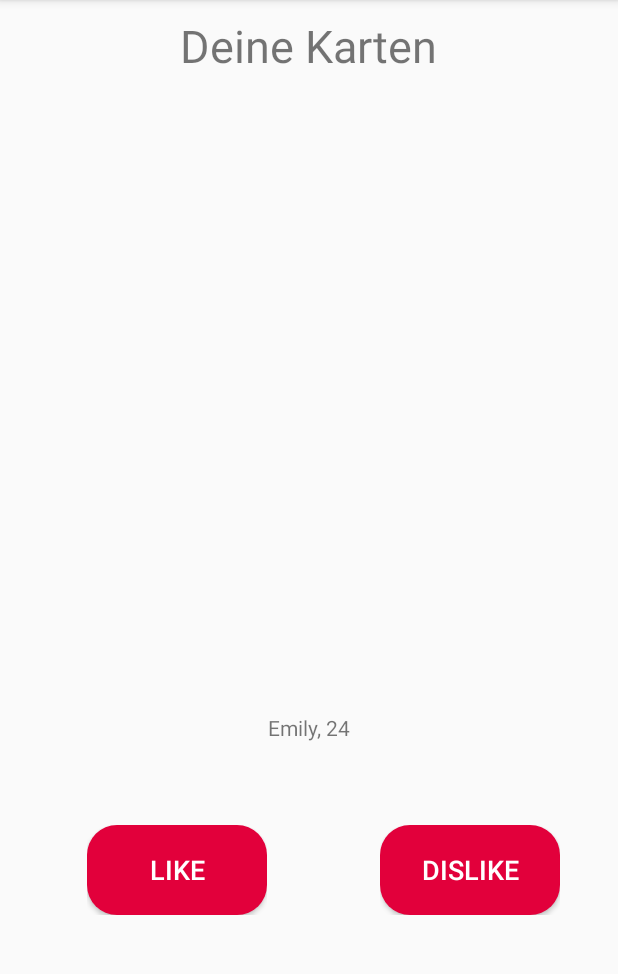
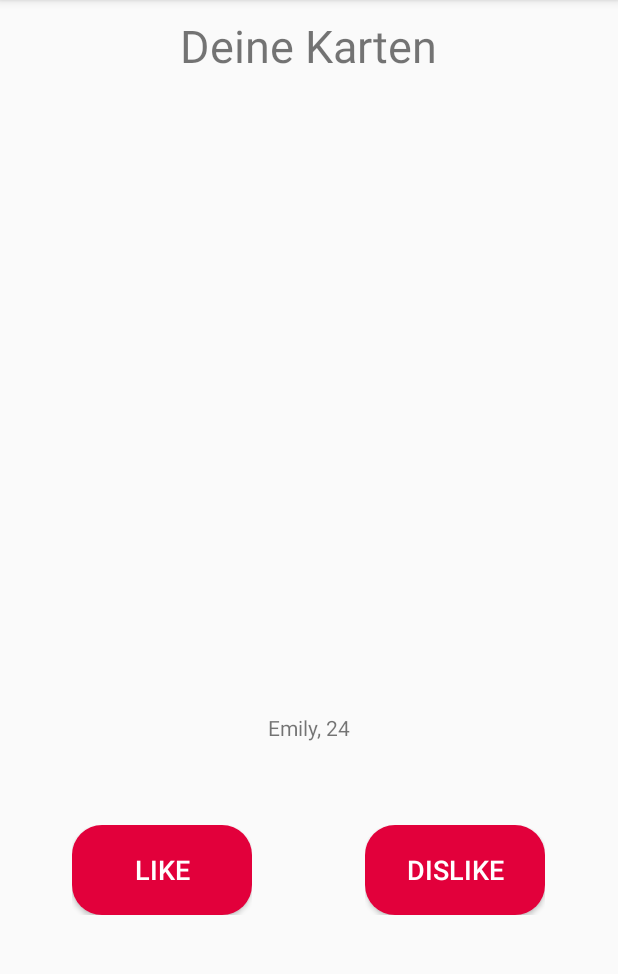
Before and after one commit to IsarDude/SWE_2020, an Android app: the CardsFragment screen opened directly, with no data from a screen before it, on a phone screen of 412 x 824 dp, the part 84-1058 px from its top. Run offline under Robolectric (Android 15) with nearby library versions, the phone set to English and light mode, and no system bars.

Commit message:
Like/Dislike Buttons in der xml verschoben -> mit margins

```diff
--- a/app/src/main/res/layout/fragment_cards.xml
+++ b/app/src/main/res/layout/fragment_cards.xml
@@ -74,7 +74,7 @@
             <TableRow
                 android:layout_width="wrap_content"
                 android:layout_height="wrap_content"
-                android:layout_marginRight="35dp"
+                android:layout_marginRight="55dp"
                 android:gravity="center_horizontal"
                 android:padding="10dp">
 
```
